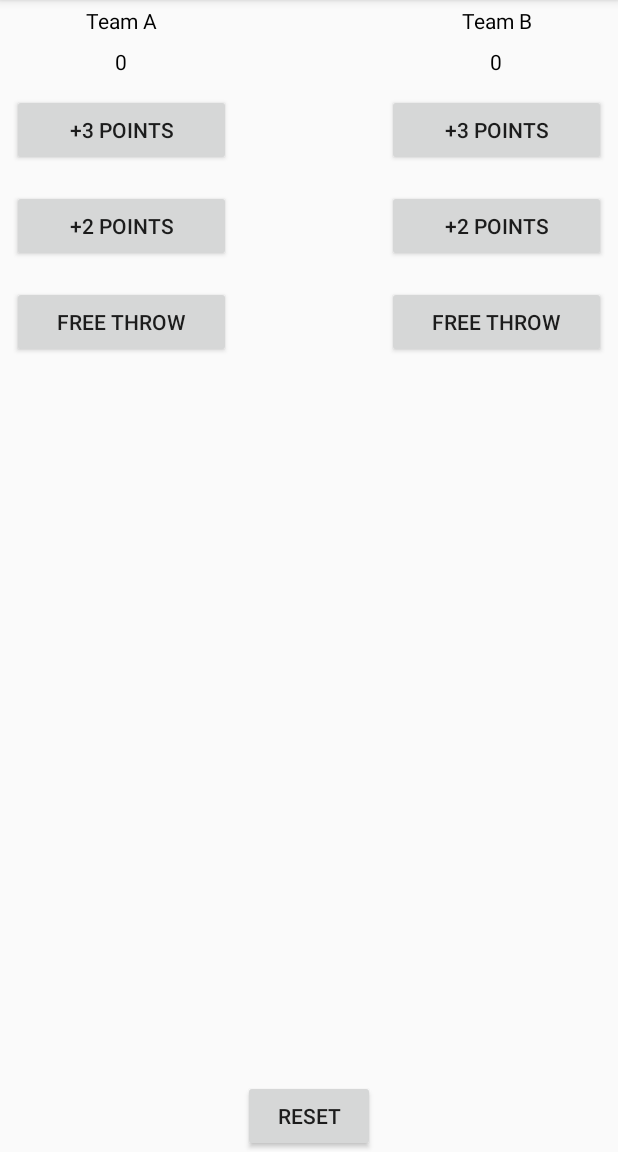
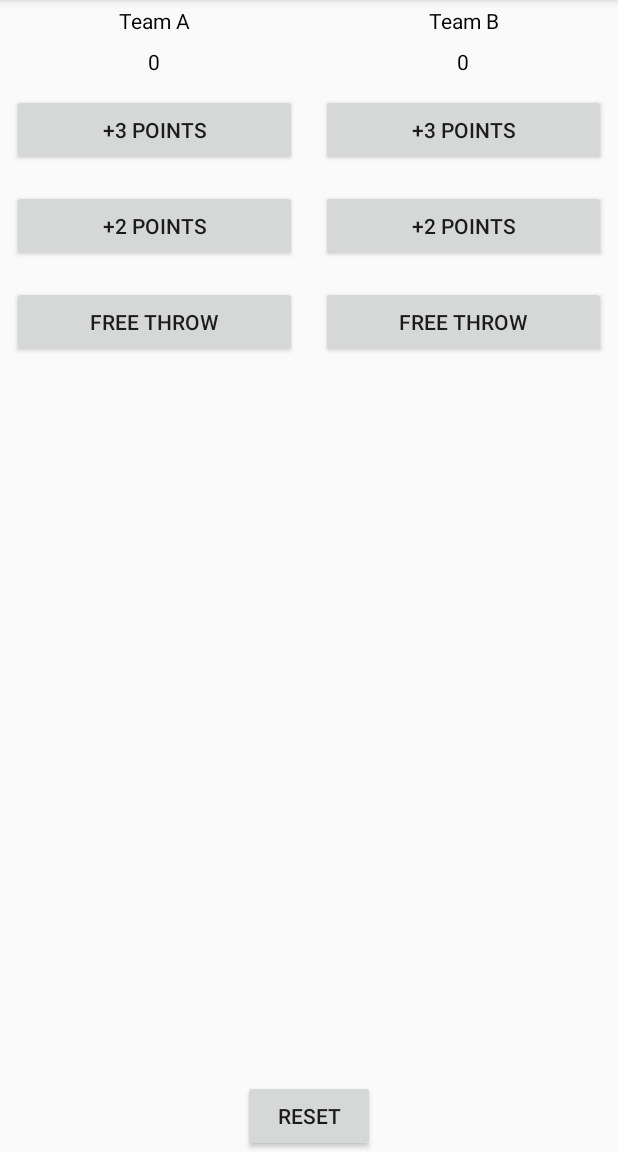
Before and after one commit to amandabarta/CourtCounter, an Android app: the screen it shows after launch (MainActivity), on a phone screen of 412 x 824 dp, the part 84-1236 px from its top. Run offline under Robolectric (Android 15) with nearby library versions, the phone set to English and light mode, and no system bars.

Commit message:
changed root viewgroup to RelativeLayout

```diff
--- a/app/src/main/java/com/example/android/courtcounter/MainActivity.java
+++ b/app/src/main/java/com/example/android/courtcounter/MainActivity.java
@@ -92,11 +92,11 @@ public class MainActivity extends AppCompatActivity {
         displayForTeamB(scoreTeamB);
     }
 
-    //resets score for team a and b
+    //resets score for team a and b to be 0
     public void resetScores (View v) {
         scoreTeamA = 0;
+        scoreTeamB = 0;
         displayForTeamA(scoreTeamA);
-        scoreTeamB = 0;
         displayForTeamB(scoreTeamB);
     }
 
--- a/app/src/main/res/layout/activity_main.xml
+++ b/app/src/main/res/layout/activity_main.xml
@@ -1,12 +1,16 @@
 <?xml version="1.0" encoding="utf-8"?>
 
-<LinearLayout xmlns:android="http://schemas.android.com/apk/res/android"
+<RelativeLayout xmlns:android="http://schemas.android.com/apk/res/android"
     xmlns:tools="http://schemas.android.com/tools"
     android:layout_width="match_parent"
     android:layout_height="match_parent"
-    android:orientation="horizontal"
     tools:context="com.example.android.courtcounter.MainActivity">
 
+
+    <LinearLayout
+        android:layout_width="match_parent"
+        android:layout_height="match_parent"
+        android:orientation="horizontal">
 
         <LinearLayout
             android:layout_width="0dp"
@@ -56,20 +60,6 @@
                 android:text="Free Throw" />
         </LinearLayout>
 
-    <RelativeLayout
-
-        android:layout_width= "wrap_content"
-        android:layout_height="wrap_content">
-
-        <Button
-            android:id="@+id/reset_button"
-            android:layout_width="wrap_content"
-            android:layout_height="wrap_content"
-            android:layout_alignParentBottom="true"
-            android:text="Reset"
-            android:onClick="resetScores"/>
-
-    </RelativeLayout>
 
         <LinearLayout
             android:layout_width="0dp"
@@ -120,12 +110,16 @@
 
 
         </LinearLayout>
+    </LinearLayout>
+
+    <Button
+        android:id="@+id/reset_button"
+        android:layout_width="wrap_content"
+        android:layout_height="wrap_content"
+        android:layout_alignParentBottom="true"
+        android:layout_centerHorizontal="true"
+        android:onClick="resetScores"
+        android:text="Reset" />
 
 
-
-
-
-
-
-
-</LinearLayout>
+</RelativeLayout>
```
Lines whose indentation alone changed are shown as unchanged.
